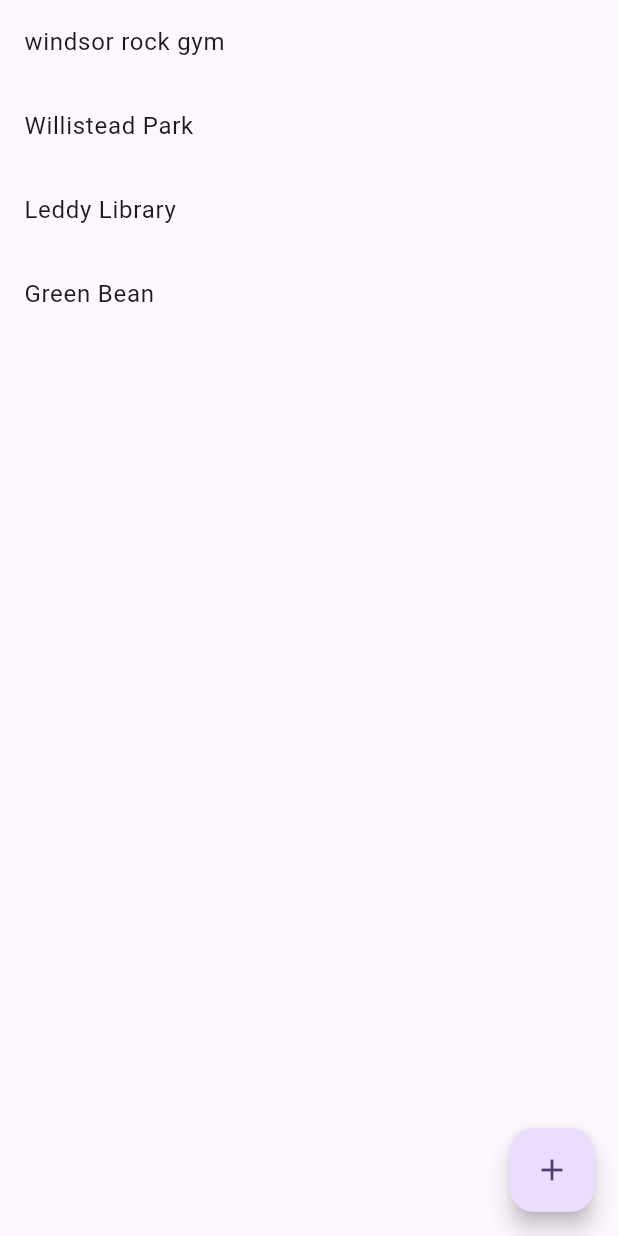
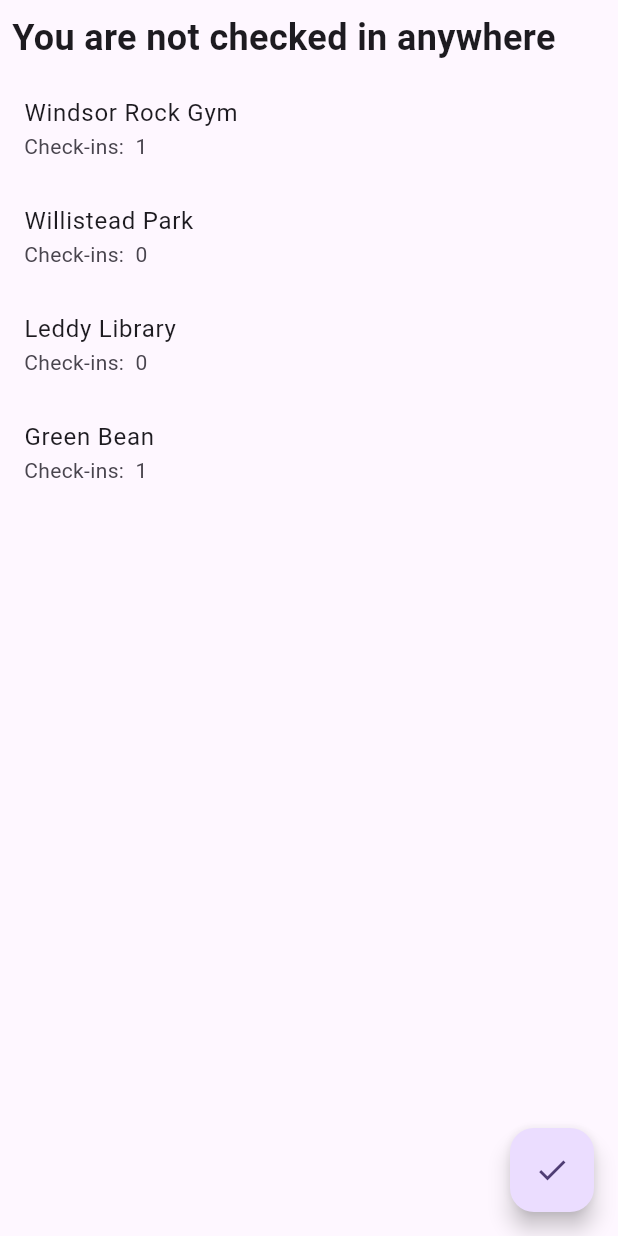
Before and after one commit to miranda0129/winhacks_2024, a Flutter app: the CheckInWidget screen opened directly, on a phone screen of 412 x 824 dp. Run offline on Flutter 3.47's test engine with Material 3 defaults, Android fonts, the phone set to English and light mode, and no system bars; our stand-ins replace google_maps_flutter; missing offline and left inert: flutter_google_places, google_api_headers, google_maps_webservice.

Commit message:
flushed out check-in widget

```diff
--- a/lib/main.dart
+++ b/lib/main.dart
@@ -58,16 +58,16 @@
               appBar: AppBar(
                 bottom: const TabBar(
                 tabs: [
+                  Tab(icon: Icon(Icons.location_on)),
                   Tab(icon: Icon(Icons.map)),
-                  Tab(icon:Icon(Icons.face)),
-                  Tab(icon: Icon(Icons.location_on)),
+                  Tab(icon:Icon(Icons.face_2)),
                 ]),
               ),
               body: const TabBarView(
                 children: [
+                  CheckInWidget(),
                   MapWidget(),
                   FriendsListWidget(),
-                  CheckInWidget(),
                 ],
               )
             ),
--- a/lib/model/friend.dart
+++ b/lib/model/friend.dart
@@ -1,3 +1,5 @@
+import 'package:winhacks_2024/model/place.dart';
+
 class Friend {
   String name;
   bool checkedIn;
@@ -17,8 +19,8 @@
 
   static List<Friend> getFriends() {
     return [
-      Friend(name: "Dora", checkedIn: true, place: "Uni of Windsor", email: "dorastrelkova@gmail.com"),
-      Friend(name: "Marissa", checkedIn: true, place: "WRG", email: "krallMarissa@gmail.com"),
+      Friend(name: "Dora", checkedIn: true, place: "Green Bean", email: "dorastrelkova@gmail.com"),
+      Friend(name: "Marissa", checkedIn: true, place: "Windsor Rock Gym", email: "krallMarissa@gmail.com"),
       Friend(name: "Ryan", checkedIn: false, place:"", email: "ryanprarie@gmail.com")
     ];
   }
--- a/lib/model/place.dart
+++ b/lib/model/place.dart
@@ -1,5 +1,6 @@
 
 import 'package:google_maps_flutter/google_maps_flutter.dart';
+import 'package:winhacks_2024/model/friend.dart';
 
 class Place {
   int id;
@@ -16,7 +17,7 @@
 
   static List<Place> getPlaces() {
       return [
-        Place(id: 1, name: "windsor rock gym", location: const LatLng(42.31542205810547,-83.00333404541016), comment: "Bouldering hangout spot, busiest on Wed & Fri."),
+        Place(id: 1, name: "Windsor Rock Gym", location: const LatLng(42.31542205810547,-83.00333404541016), comment: "Bouldering hangout spot, busiest on Wed & Fri."),
         Place(id: 2, name: "Willistead Park", location: const LatLng(42.31794738769531,-83.00985717773438), comment: "Pretty paths for mental health walks."),
         Place(id: 3, name: "Leddy Library", location: const LatLng(42.30780029296875,-83.06781768798828), comment: "Nice atmosphere for getting work done!"),
         Place(id: 4, name: "Green Bean", location: const LatLng(42.305442810058594,-83.06262969970703), comment: "Great coffee and music, very cozy."),
@@ -34,4 +35,10 @@
       )
     );
   }
+
+  // List<Friend> getCheckedInFriends() {
+  //   List<Friend> friends = Friend.getFriends();
+  //   List<Friend> filteredList = friends.where((friend) => friend.place.)
+
+  // }
 }
--- a/lib/screens/checkin_widget.dart
+++ b/lib/screens/checkin_widget.dart
@@ -11,21 +11,78 @@
 
 class _CheckInWidgetState extends State<CheckInWidget> {
   List<Place> places = Place.getPlaces();
+  List<int> checkIns = [1, 0, 0, 1];
+  int currentCheckedLocation = -2;
+  int currentSelectedLocation = -1;
+  int prevLocation = -1;
+
+  void checkIn() {
+    setState(() {
+      if (prevLocation != -1) {
+        checkIns[prevLocation] = checkIns[prevLocation - 1];
+      }
+      checkIns[currentSelectedLocation] = checkIns[currentSelectedLocation] + 1;
+      currentCheckedLocation = currentSelectedLocation;
+      prevLocation = currentSelectedLocation;
+      getCheckInMessage();
+    });
+  }
+
+  void checkOut() {
+    setState(() {
+      if (prevLocation != -1) {
+        checkIns[prevLocation] = checkIns[prevLocation - 1];
+      }
+      checkIns[currentSelectedLocation] = checkIns[currentSelectedLocation] - 1;
+      currentCheckedLocation = -2;
+      prevLocation = currentSelectedLocation;
+      currentSelectedLocation = -1;
+      getCheckInMessage();
+    });
+  }
+
+  String getCheckInMessage() {
+    bool checkedIn = currentCheckedLocation >= 0 && currentCheckedLocation <= places.length;
+    if (checkedIn) {
+      String placeName = places[currentCheckedLocation].name;
+      return 'You\'re checked in at: $placeName';
+    } else {
+      return "You are not checked in anywhere";
+    }
+  }
 
   @override
   Widget build(BuildContext context) {
     return Scaffold(
       body: Center(
         child: Column(
+          crossAxisAlignment: CrossAxisAlignment.start,
           children: [
+            Padding(
+              padding: const EdgeInsets.all(8.0),
+              child: Text(
+                getCheckInMessage(),
+                style: const TextStyle(
+                    fontSize: 24.0, // Adjust the font size
+                    fontWeight: FontWeight.bold, // Make it bold
+                    fontFamily: 'Roboto', // Use a specific font family if needed
+                  ),
+              ),
+            ),
             Expanded(
               child: ListView.builder(
                 itemCount: places.length,
                 itemBuilder: (context, index) {
                   return ListTile(
                     //isThreeLine: true,
+                    tileColor: currentSelectedLocation == index ? Color.fromARGB(98, 101, 33, 117) : null,
                     title: Text(places[index].name),
-                    //subtitle: Text(places[index].getLocationDisplay()),
+                    subtitle: Text("Check-ins:  ${checkIns[index]}"),// + places[index].getCheckedInFriends()),
+                    onTap: () {
+                      setState(() {
+                        currentSelectedLocation = index;
+                      });
+                    },
                   );
                 }
               ),
@@ -36,11 +93,15 @@
 
       floatingActionButton: FloatingActionButton(
             onPressed: () {
-              print('pressed');
+              if (currentCheckedLocation == currentSelectedLocation) {
+                checkOut();
+              } else {
+                checkIn();
+              }
             },
-            tooltip: 'Increment',
-            child: const Icon(Icons.add),
+            tooltip:  currentCheckedLocation == currentSelectedLocation ? 'Check out' : 'Check-In',
+            child: currentCheckedLocation == currentSelectedLocation ? const Icon(Icons.exit_to_app) : const Icon(Icons.check),
           ),
-    );;
+    );
   }
 }
```
